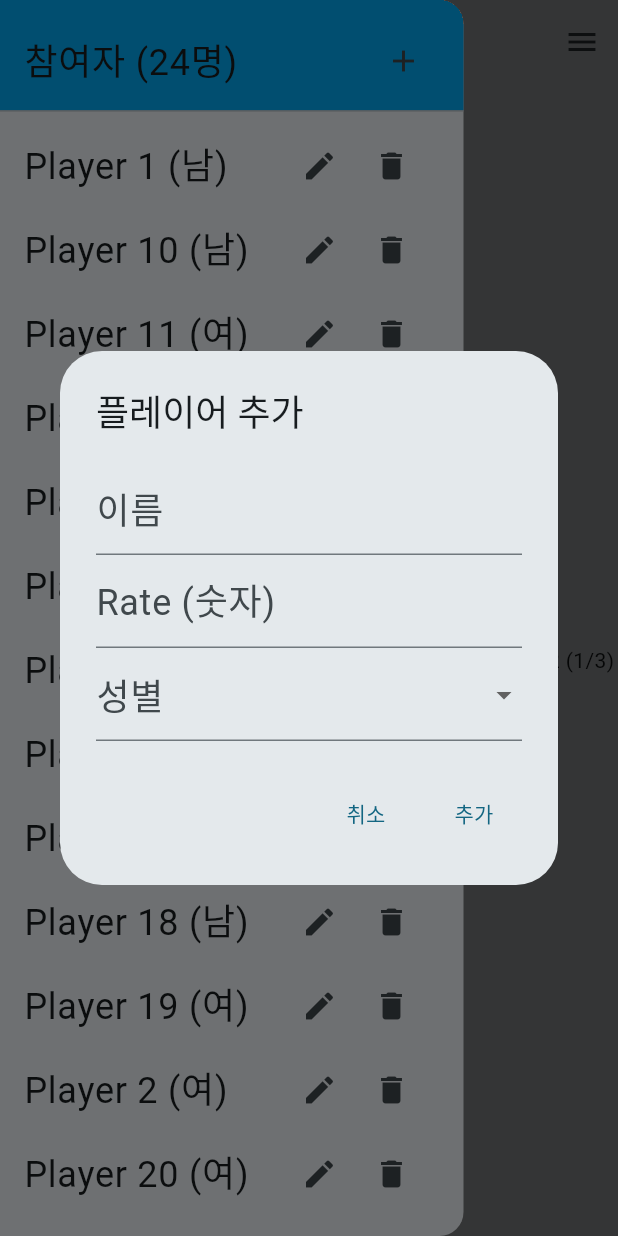
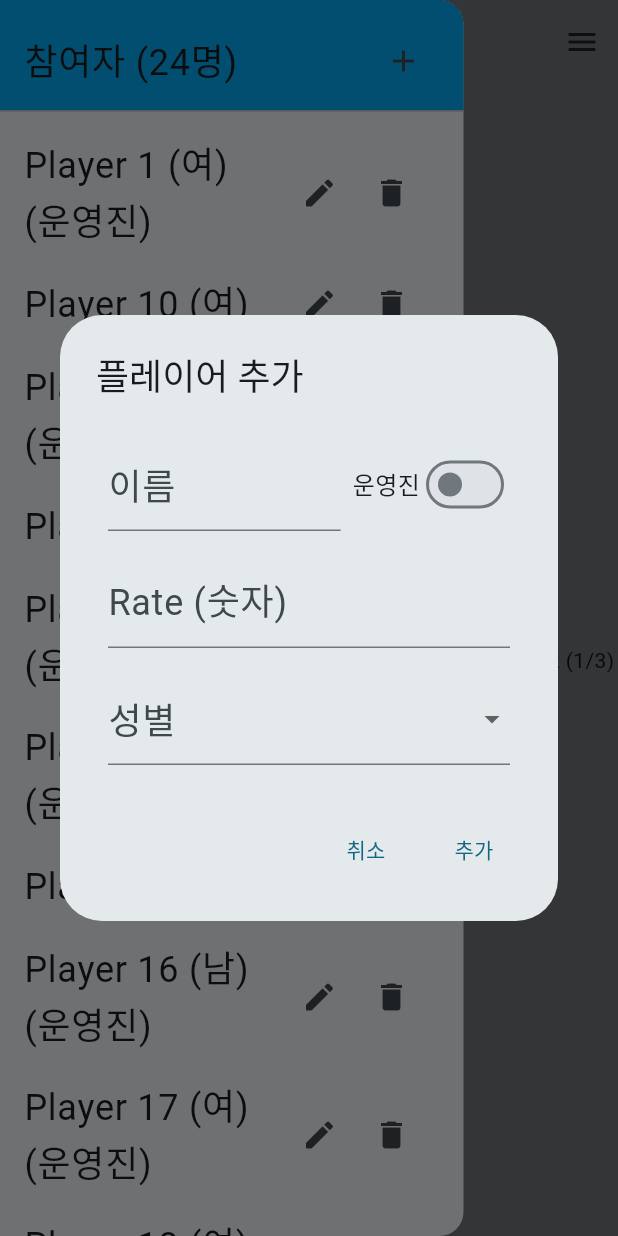
Before and after one commit to Hyun-Tak-Lee/hotswing, a Flutter app: the screen it shows after launch, in the side drawer, after a tap on the "add" icon, on a phone screen of 412 x 824 dp. Run offline on Flutter 3.47's test engine with Material 3 defaults, Android fonts, the phone set to English and light mode, and no system bars.

Commit message:
운영진 기능 추가

```diff
--- a/lib/src/common/widgets/dialogs/add_player_dialog.dart
+++ b/lib/src/common/widgets/dialogs/add_player_dialog.dart
@@ -13,6 +13,7 @@ class _AddPlayerDialogState extends State<AddPlayerDialog> {
   int? _rate;
   String? _selectedGender;
   final List<String> _genders = ['남', '여'];
+  bool _isManager = false;
 
   @override
   Widget build(BuildContext context) {
@@ -21,15 +22,20 @@ class _AddPlayerDialogState extends State<AddPlayerDialog> {
     final isMobileSize = screenWidth < tabletThreshold;
 
     return AlertDialog(
-      title: const Text('플레이어 추가', style: const TextStyle(fontSize: 24)),
+      title: const Text('플레이어 추가', style: TextStyle(fontSize: 24)),
       content: Form(
         key: _formKey,
+        child: Padding(  // Added Padding widget here
+          padding: const EdgeInsets.all(8.0), // Added padding
           child: SizedBox(
             width: isMobileSize ? screenWidth * 0.7 : screenWidth * 0.25,
             child: Column(
               mainAxisSize: MainAxisSize.min,
               children: <Widget>[
-              TextFormField(
+                Row(
+                  children: [
+                    Expanded(
+                      child: TextFormField(
                         decoration: const InputDecoration(
                           labelText: '이름',
                           labelStyle: TextStyle(fontSize: 24),
@@ -44,6 +50,20 @@ class _AddPlayerDialogState extends State<AddPlayerDialog> {
                           _name = value;
                         },
                       ),
+                    ),
+                    const SizedBox(width: 8),
+                    const Text('운영진', style: TextStyle(fontSize: 16)),
+                    Switch(
+                      value: _isManager,
+                      onChanged: (bool value) {
+                        setState(() {
+                          _isManager = value;
+                        });
+                      },
+                    ),
+                  ],
+                ),
+                const SizedBox(height: 16), // Added spacing
                 TextFormField(
                   decoration: const InputDecoration(
                     labelText: 'Rate (숫자)',
@@ -63,6 +83,7 @@ class _AddPlayerDialogState extends State<AddPlayerDialog> {
                     _rate = int.tryParse(value!);
                   },
                 ),
+                const SizedBox(height: 16), // Added spacing
                 DropdownButtonFormField<String>(
                   decoration: const InputDecoration(
                     labelText: '성별',
@@ -89,6 +110,7 @@ class _AddPlayerDialogState extends State<AddPlayerDialog> {
             ),
           ),
         ),
+      ),
       actions: <Widget>[
         TextButton(
           child: const Text('취소'),
@@ -103,7 +125,7 @@ class _AddPlayerDialogState extends State<AddPlayerDialog> {
               _formKey.currentState!.save();
               Navigator.of(
                 context,
-              ).pop({'name': _name, 'rate': _rate, 'gender': _selectedGender});
+              ).pop({'name': _name, 'rate': _rate, 'gender': _selectedGender, 'manager': _isManager});
             }
           },
         ),
--- a/lib/src/common/widgets/left_side_menu.dart
+++ b/lib/src/common/widgets/left_side_menu.dart
@@ -36,11 +36,13 @@ class _LeftSideMenuState extends State<LeftSideMenu> {
     if (result != null &&
         result['name'] != null &&
         result['rate'] != null &&
-        result['gender'] != null) {
+        result['gender'] != null &&
+        result['manager'] != null) { // manager 추가
       playersProvider.addPlayer(
         name: result['name'] as String,
         rate: result['rate'] as int,
         gender: result['gender'] as String,
+        manager: result['manager'] as bool, // manager 추가
         played: 0,
         waited: 0,
       );
@@ -107,7 +109,8 @@ class _LeftSideMenuState extends State<LeftSideMenu> {
                           },
                         )
                       : Text(
-                          '${player.name} (${player.gender})',
+                          // 운영진 여부 표시
+                          '${player.name} (${player.gender})${player.manager ? " (운영진)" : ""}',
                           style: const TextStyle(fontSize: 24),
                         ),
                   trailing: Row(
--- a/lib/src/common/widgets/main_content.dart
+++ b/lib/src/common/widgets/main_content.dart
@@ -14,13 +14,13 @@ class MainContent extends StatelessWidget {
 
     final Color pastelBlue = Colors.lightBlue.shade100;
 
-    // 각 내부 리스트는 단일 문자열만 가집니다.
+    // 각 내부 리스트는 이제 4개의 문자열을 가집니다.
     final List<List<String>> sectionData = [
-      ["첫 번째 구역 내용"],
-      ["두 번째 구역 내용"],
-      ["세 번째 구역 내용"],
-      ["네 번째 구역 내용"],
-      ["다섯 번째 구역 (스크롤 확인용)"] // 스크롤을 확인하기 위한 추가 데이터
+      ["1-1", "1-2", "1-3", "1-4"],
+      ["2-1", "2-2", "2-3", "2-4"],
+      ["3-1", "3-2", "3-3", "3-4"],
+      ["4-1", "4-2", "4-3", "4-4"],
+      ["5-1", "5-2", "5-3", "5-4"] // 스크롤을 확인하기 위한 추가 데이터
     ];
 
     return Center(
@@ -43,7 +43,34 @@ class MainContent extends StatelessWidget {
                           borderRadius: BorderRadius.circular(20.0), // 둥근 모서리 반경 설정
                         ),
                         height: isMobileSize ? screenHeight * 0.25 : screenHeight * 0.2, // 높이 지정
-                        child: Center(child: Text(item[0])), // 내부 리스트의 첫 번째 (유일한) 문자열 표시
+                        child: Column( // 세로로 2분할
+                          children: [
+                            Expanded( // 첫 번째 가로 줄 (2칸)
+                              child: Row(
+                                children: [
+                                  Expanded(
+                                    child: Center(child: Text(item[0])),
+                                  ),
+                                  Expanded(
+                                    child: Center(child: Text(item[1])),
+                                  ),
+                                ],
+                              ),
+                            ),
+                            Expanded( // 두 번째 가로 줄 (2칸)
+                              child: Row(
+                                children: [
+                                  Expanded(
+                                    child: Center(child: Text(item[2])),
+                                  ),
+                                  Expanded(
+                                    child: Center(child: Text(item[3])),
+                                  ),
+                                ],
+                              ),
+                            ),
+                          ],
+                        ),
                       );
                     }).toList(),
                   ),
--- a/lib/src/providers/players_provider.dart
+++ b/lib/src/providers/players_provider.dart
@@ -4,6 +4,7 @@ import 'package:flutter/foundation.dart';
 
 class Player {
   String name;
+  bool manager;
   int rate;
   String gender;
   int played;
@@ -11,6 +12,7 @@ class Player {
 
   Player({
     required this.rate,
+    required this.manager,
     required this.name,
     required this.gender,
     required this.played,
@@ -25,12 +27,14 @@ class PlayersProvider with ChangeNotifier {
   PlayersProvider() {
     for (int i = 1; i <= 24; i++) {
       String playerName = 'Player $i';
+      bool manager = _random.nextBool();
       int playerRate = 1000 + ((i - 1) * 50);
       String gender = _random.nextBool() ? '남' : '여';
       int played = 0;
       int waited = 0;
       _players[playerName] = Player(
         name: playerName,
+        manager: manager,
         rate: playerRate,
         gender: gender,
         played: played,
@@ -44,13 +48,21 @@ class PlayersProvider with ChangeNotifier {
   // 새로운 플레이어 추가
   void addPlayer({
     required String name,
+    required bool manager, // Bool -> bool
     required int rate,
     required String gender,
     required int played,
     required int waited,
   }) {
     if (!_players.containsKey(name)) {
-      Player newPlayer = Player(name: name, rate: rate, gender: gender, played: played, waited: waited);
+      Player newPlayer = Player(
+        name: name,
+        manager: manager,
+        rate: rate,
+        gender: gender,
+        played: played,
+        waited: waited,
+      );
       _players[name] = newPlayer;
       notifyListeners();
     }
```
Lines whose indentation alone changed are shown as unchanged.
